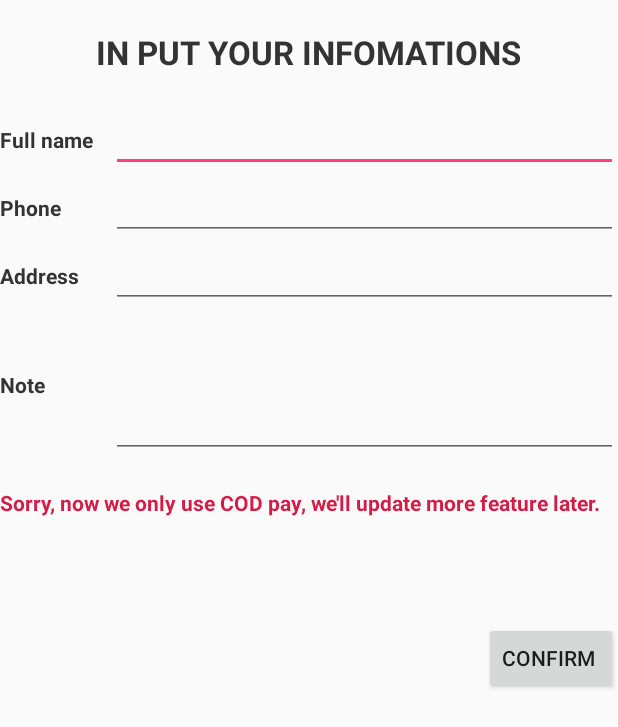
After one commit to huynhlehoang1995/Group-4, an Android app: the layout fragment_confirm.xml on its own in the app's theme, with its tools: preview values and no code run, on a phone screen of 412 x 824 dp. The commit adds this screen. Shown: the top 727 px of the screen. Run offline under Robolectric (Android 15) with nearby library versions, the phone set to English and light mode, and no system bars.

Commit message:
Update
Update giao dien confirm, format currency,....

```diff
--- a/Project/Ssense/app/build.gradle
+++ b/Project/Ssense/app/build.gradle
@@ -28,3 +28,4 @@ dependencies {
     androidTestImplementation 'com.android.support.test:runner:1.0.1'
     androidTestImplementation 'com.android.support.test.espresso:espresso-core:3.0.1'
 }
+apply plugin: 'com.google.gms.google-services'
--- a/Project/Ssense/app/src/main/res/layout/activity_main.xml
+++ b/Project/Ssense/app/src/main/res/layout/activity_main.xml
@@ -16,6 +16,7 @@
 
         <LinearLayout
             android:layout_width="match_parent"
+            android:orientation="vertical"
             android:layout_height="wrap_content">
 
             <include
--- /dev/null
+++ b/Project/Ssense/app/src/main/res/layout/fragment_confirm.xml
@@ -0,0 +1,116 @@
+<LinearLayout xmlns:android="http://schemas.android.com/apk/res/android"
+    xmlns:tools="http://schemas.android.com/tools"
+    android:layout_width="match_parent"
+    android:layout_height="match_parent"
+    android:orientation="vertical"
+    tools:context="com.ssense.ssense.FragmentController.ConfirmFragment">
+
+    <!-- TODO: Update blank fragment layout -->
+
+    <TextView
+        android:layout_margin="20dp"
+        android:layout_gravity="center"
+        android:textSize="22dp"
+        android:textColor="@color/colorDarkGray"
+        android:textStyle="bold"
+        android:layout_width="wrap_content"
+        android:layout_height="wrap_content"
+        android:text="IN PUT YOUR INFOMATIONS"/>
+
+    <LinearLayout
+        android:orientation="horizontal"
+        android:layout_width="match_parent"
+        android:layout_height="wrap_content">
+
+        <TextView
+            android:layout_width="74dp"
+            android:layout_height="wrap_content"
+            android:text="Full name"
+            android:textColor="@color/colorDarkGray"
+            android:textStyle="bold" />
+        <EditText
+            android:id="@+id/edtName"
+            android:layout_width="match_parent"
+            android:layout_height="wrap_content" />
+    </LinearLayout>
+
+    <LinearLayout
+        android:orientation="horizontal"
+        android:layout_width="match_parent"
+        android:layout_height="wrap_content">
+
+        <TextView
+            android:layout_width="74dp"
+            android:layout_height="wrap_content"
+            android:text="Phone"
+            android:textColor="@color/colorDarkGray"
+            android:textStyle="bold" />
+        <EditText
+            android:id="@+id/edtPhone"
+            android:layout_width="match_parent"
+            android:layout_height="wrap_content"
+            />
+    </LinearLayout>
+
+    <LinearLayout
+        android:orientation="horizontal"
+        android:layout_width="match_parent"
+        android:layout_height="wrap_content">
+
+        <TextView
+            android:layout_width="74dp"
+            android:layout_height="wrap_content"
+            android:text="Address"
+            android:textColor="@color/colorDarkGray"
+            android:textStyle="bold" />
+        <EditText
+            android:id="@+id/edtAddress"
+            android:layout_width="match_parent"
+            android:layout_height="wrap_content" />
+    </LinearLayout>
+
+    <LinearLayout
+        android:orientation="horizontal"
+        android:layout_width="match_parent"
+        android:layout_height="wrap_content">
+
+        <TextView
+            android:layout_width="74dp"
+            android:layout_height="wrap_content"
+            android:text="Note"
+            android:textColor="@color/colorDarkGray"
+            android:textStyle="bold" />
+
+        <EditText
+            android:id="@+id/edtNote"
+            android:layout_width="wrap_content"
+            android:layout_height="100dp"
+            android:layout_weight="1"
+            android:ems="10"
+            android:inputType="textMultiLine"
+            android:selectAllOnFocus="false"
+            android:singleLine="false" />
+
+    </LinearLayout>
+
+    <TextView
+        android:layout_marginTop="20dp"
+        android:layout_width="wrap_content"
+        android:layout_height="wrap_content"
+        android:text="Sorry, now we only use COD pay, we'll update more feature later."
+        android:textColor="@color/red"
+        android:textStyle="bold" />
+
+    <Button
+        android:id="@+id/btnConfirm"
+        android:layout_marginTop="70dp"
+        android:layout_width="wrap_content"
+        android:layout_height="wrap_content"
+        android:layout_gravity="right"
+        android:text="CONFIRM " />
+
+
+
+
+
+</LinearLayout>
--- a/Project/Ssense/app/src/main/res/layout/fragment_wish_list.xml
+++ b/Project/Ssense/app/src/main/res/layout/fragment_wish_list.xml
@@ -21,6 +21,7 @@
     </LinearLayout>
 
     <Button
+        android:id="@+id/btnContinue"
         android:layout_gravity="right"
         android:layout_marginTop="10dp"
         android:layout_marginBottom="10dp"
--- a/Project/Ssense/app/src/main/res/menu/main.xml
+++ b/Project/Ssense/app/src/main/res/menu/main.xml
@@ -5,6 +5,6 @@
         android:id="@+id/action_cart"
         android:orderInCategory="100"
         android:title="@string/cart_tittle"
-        android:icon="@drawable/icons8_shopping_bag_filled_50_cirle"
+        android:icon="@drawable/icons8_shopping_bag_filled_50"
         app:showAsAction="always" />
 </menu>
--- a/Project/Ssense/app/src/main/res/values/colors.xml
+++ b/Project/Ssense/app/src/main/res/values/colors.xml
@@ -11,4 +11,5 @@
     <color name="black_overlay">#66000000</color>
     <color name="strokeButton">#84857e</color>
     <color name="kakiDarkGreen">#3b3d31</color>
+    <color name="red">#d41c47</color>
 </resources>
--- a/Project/Ssense/build.gradle
+++ b/Project/Ssense/build.gradle
@@ -8,6 +8,7 @@ buildscript {
     }
     dependencies {
         classpath 'com.android.tools.build:gradle:3.0.1'
+        classpath 'com.google.gms:google-services:3.1.0'
 
 
         // NOTE: Do not place your application dependencies here; they belong
```
Also changed, not shown: Project/Ssense/app/src/main/java/com/ssense/ssense/CustomAdapter/ListViewWishListAdapter.java (+3 -8 lines), Project/Ssense/app/src/main/java/com/ssense/ssense/FragmentController/ConfirmFragment.java (added, +22 -0 lines), Project/Ssense/app/src/main/java/com/ssense/ssense/FragmentController/WishListFragment.java (+10 -13 lines), Project/Ssense/app/src/main/res/layout/content_main.xml (+1 -10 lines), 1 other file.
